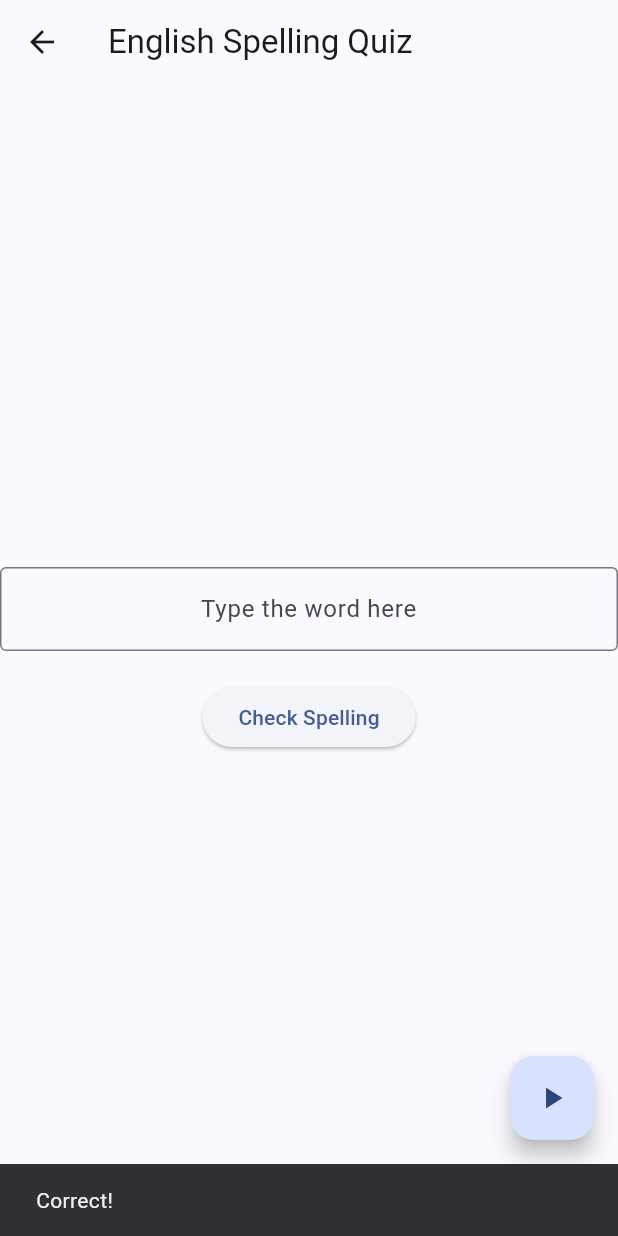
After one commit to Zxoir/RapidMind, a Flutter app: the EnglishSpellingPage screen opened directly, after a tap on "Check Spelling", on a phone screen of 412 x 824 dp. The commit adds this screen. Run offline on Flutter 3.47's test engine with Material 3 defaults, Android fonts, the phone set to English and light mode, and no system bars; our stand-ins replace flutter_tts, shared_preferences; missing offline and left inert: word_generator; accounts and stored records are empty; statements that could not run were skipped.

Commit message:
Added English Spelling Quiz Game! Updated README: - Added Memory Sequence - Added English Spelling Quiz

```diff
--- /dev/null
+++ b/lib/english_spelling_page.dart
@@ -0,0 +1,103 @@
+import 'package:flutter/material.dart';
+import 'package:flutter_tts/flutter_tts.dart';
+import 'package:word_generator/word_generator.dart';
+
+class EnglishSpellingPage extends StatefulWidget {
+  const EnglishSpellingPage({super.key});
+
+  @override
+  State<EnglishSpellingPage> createState() => _EnglishSpellingState();
+}
+
+class _EnglishSpellingState extends State<EnglishSpellingPage> {
+  final FlutterTts flutterTts = FlutterTts();
+  final wordGenerator = WordGenerator();
+  final TextEditingController _controller = TextEditingController();
+  String _randomWord = "";
+  int _attempts = 0;
+  final int _MAX_ATTEMPTS = 3;
+
+  @override
+  void initState() {
+    super.initState();
+    _randomWord = wordGenerator.randomNoun();
+    _speak();
+  }
+
+  Future<void> _speak() async {
+    await flutterTts.setLanguage("en-US");
+    await flutterTts.setSpeechRate(0.5);
+    await flutterTts.speak(_randomWord);
+  }
+
+  void _checkSpelling() {
+    if (_controller.text.toLowerCase() == _randomWord) {
+      ScaffoldMessenger.of(context).showSnackBar(
+        SnackBar(
+          content: Text("Correct!"),
+          duration: Duration(seconds: 2),
+        ),
+      );
+      _randomWord = WordGenerator().randomNoun();
+      _speak();
+      _controller.clear();
+      _attempts = 0;
+    } else {
+      if (_attempts >= _MAX_ATTEMPTS) {
+        ScaffoldMessenger.of(context).showSnackBar(
+          SnackBar(
+            content: Text("Incorrect! The correct spelling was $_randomWord"),
+            duration: Duration(seconds: 2),
+          ),
+        );
+        _randomWord = WordGenerator().randomNoun();
+        _speak();
+        _controller.clear();
+        _attempts = 0;
+        return;
+      }
+
+      ScaffoldMessenger.of(context).showSnackBar(
+        SnackBar(content: Text("Try Again!")),
+      );
+
+      _attempts++;
+    }
+  }
+
+  @override
+  Widget build(BuildContext context) {
+    return Scaffold(
+      appBar: AppBar(
+        title: const Text("English Spelling Quiz"),
+      ),
+      body: Center(
+        child: Column(
+          mainAxisAlignment: MainAxisAlignment.center,
+          children: [
+            TextField(
+              controller: _controller,
+              textAlign: TextAlign.center,
+              decoration: InputDecoration(
+                hintText: 'Type the word here',
+                border: OutlineInputBorder(),
+              ),
+              onSubmitted: (_) => _checkSpelling(),
+            ),
+            SizedBox(height: 20),
+            ElevatedButton(
+              onPressed: _checkSpelling,
+              child: Text("Check Spelling"),
+            ),
+          ],
+        ),
+      ),
+      floatingActionButton: FloatingActionButton(
+        onPressed: () {
+          _speak();
+        },
+        child: const Icon(Icons.play_arrow),
+      ),
+    );
+  }
+}
--- a/pubspec.yaml
+++ b/pubspec.yaml
@@ -8,17 +8,19 @@ environment:
   sdk: '>=3.4.3 <4.0.0'
 
 dependencies:
-  flutter_launcher_icons: ^0.13.1
+  flutter_launcher_icons: ^0.14.1
   flutter:
     sdk: flutter
   cupertino_icons: ^1.0.6
   collection: ^1.18.0
   shared_preferences: ^2.3.2
+  flutter_tts: ^4.0.2
+  word_generator: ^0.4.4
 
 dev_dependencies:
   flutter_test:
     sdk: flutter
-  flutter_lints: ^4.0.0
+  flutter_lints: ^5.0.0
 
 flutter:
   uses-material-design: true
```
Also changed, not shown: lib/gunslinger_page.dart (+9 -51 lines), lib/home_page.dart (+11 -0 lines), pubspec.lock, 3 other files.
